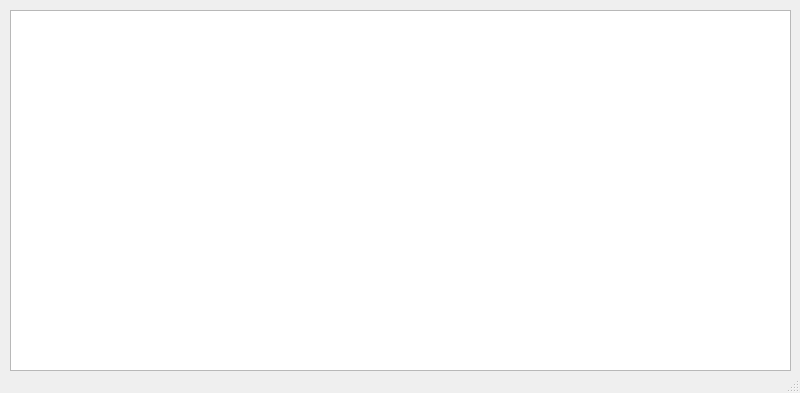
First picture: the form in main.ui, repository toliander/large_api, before the edit.
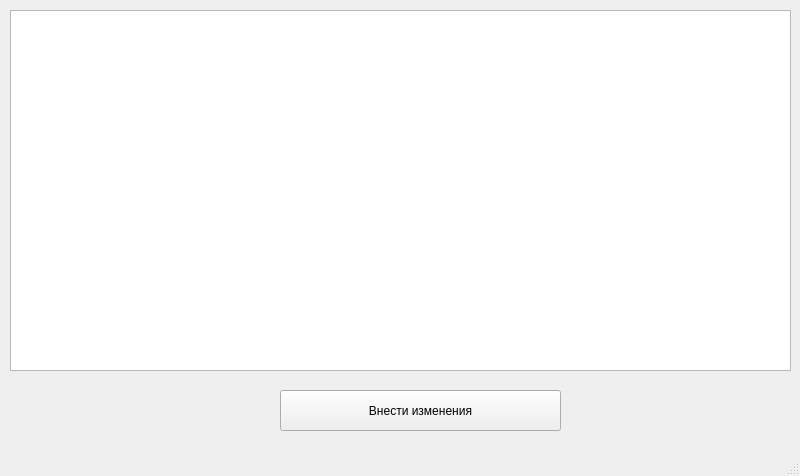
Second picture: the form after the edit.

```diff
--- a/main.ui
+++ b/main.ui
@@ -7,7 +7,7 @@
     <x>0</x>
     <y>0</y>
     <width>800</width>
-    <height>393</height>
+    <height>476</height>
    </rect>
   </property>
   <property name="windowTitle">
@@ -24,6 +24,19 @@
      </rect>
     </property>
    </widget>
+   <widget class="QPushButton" name="change_button">
+    <property name="geometry">
+     <rect>
+      <x>280</x>
+      <y>390</y>
+      <width>281</width>
+      <height>41</height>
+     </rect>
+    </property>
+    <property name="text">
+     <string>Внести изменения</string>
+    </property>
+   </widget>
   </widget>
   <widget class="QStatusBar" name="statusbar"/>
  </widget>
```
